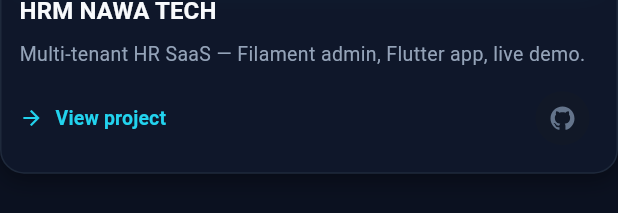
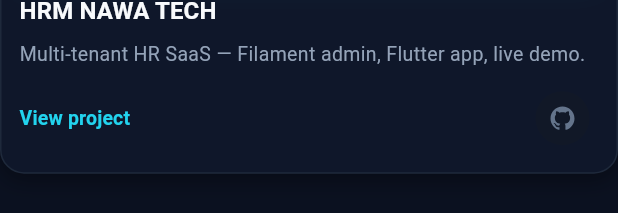
Before and after one commit to ahmedehab96-c/myportofilo, a Flutter app: the ProjectCard widget shown alone on an empty page, opened directly with sample values from the repository, on a phone screen of 412 x 824 dp. Shown: the part 405-618 px from the top of the screen. Run offline on Flutter 3.47's test engine with Material 3 defaults, Android fonts, the phone set to English and light mode, and no system bars; our stand-ins replace animate_do, path_drawing, shimmer.

Commit message:
Update profile photo and simplify project card/view-project UI
Remove the trailing arrow icons from the portfolio project rows and
the "View Project" button, and refresh the profile photo asset.

```diff
--- a/lib/portfolio_screen.dart
+++ b/lib/portfolio_screen.dart
@@ -1363,12 +1363,6 @@
                                   ],
                                 ),
                               ),
-                              Icon(
-                                Icons.arrow_forward_ios,
-                                size: isSmallScreen ? 14 : 16,
-                                color:
-                                    Theme.of(context).colorScheme.primary,
-                              ),
                             ],
                           ),
                         ),
--- a/lib/widgets/project_card.dart
+++ b/lib/widgets/project_card.dart
@@ -89,14 +89,15 @@
                     Row(
                       children: [
                         Expanded(
-                          child: TextButton.icon(
+                          child: TextButton(
                             onPressed: onTap,
-                            icon: Icon(
-                              Icons.arrow_forward,
-                              color: primary,
-                              size: 16,
+                            style: TextButton.styleFrom(
+                              alignment: Alignment.centerLeft,
+                              padding: const EdgeInsets.symmetric(vertical: 6),
+                              minimumSize: const Size(48, 36),
+                              tapTargetSize: MaterialTapTargetSize.shrinkWrap,
                             ),
-                            label: Text(
+                            child: Text(
                               UiStrings.viewProject,
                               overflow: TextOverflow.ellipsis,
                               style: TextStyle(
@@ -104,12 +105,6 @@
                                 fontWeight: FontWeight.w600,
                                 fontSize: r.adaptiveFont(13),
                               ),
-                            ),
-                            style: TextButton.styleFrom(
-                              alignment: Alignment.centerLeft,
-                              padding: const EdgeInsets.symmetric(vertical: 6),
-                              minimumSize: const Size(48, 36),
-                              tapTargetSize: MaterialTapTargetSize.shrinkWrap,
                             ),
                           ),
                         ),
```
Also changed, not shown: assets/images/ahmed_profile.png.
